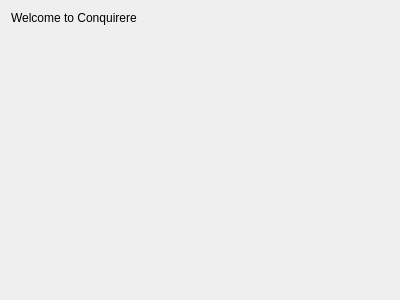
The window that src/mainui/welcomewidget.ui (KDE/conquirere) describes before a commit, drawn with Qt 5.
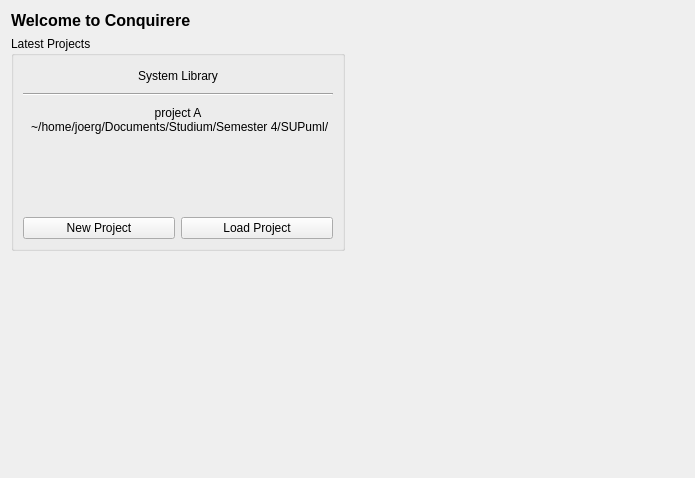
The same window after the commit.

Patch:
```diff
--- a/src/mainui/welcomewidget.ui
+++ b/src/mainui/welcomewidget.ui
@@ -6,30 +6,128 @@
    <rect>
     <x>0</x>
     <y>0</y>
-    <width>400</width>
-    <height>300</height>
+    <width>695</width>
+    <height>478</height>
    </rect>
   </property>
   <property name="windowTitle">
    <string>Form</string>
   </property>
-  <layout class="QVBoxLayout" name="verticalLayout">
+  <layout class="QVBoxLayout" name="verticalLayout_2">
    <item>
     <widget class="QLabel" name="label">
+     <property name="font">
+      <font>
+       <pointsize>12</pointsize>
+       <weight>75</weight>
+       <bold>true</bold>
+      </font>
+     </property>
      <property name="text">
       <string>Welcome to Conquirere</string>
      </property>
     </widget>
    </item>
    <item>
-    <spacer name="verticalSpacer">
+    <layout class="QHBoxLayout" name="horizontalLayout_2">
+     <item>
+      <widget class="QGroupBox" name="groupBox_2">
+       <property name="font">
+        <font>
+         <weight>50</weight>
+         <bold>false</bold>
+        </font>
+       </property>
+       <property name="title">
+        <string>Latest Projects</string>
+       </property>
+       <layout class="QVBoxLayout" name="verticalLayout">
+        <item>
+         <widget class="QPushButton" name="pushButton">
+          <property name="text">
+           <string>System Library</string>
+          </property>
+          <property name="flat">
+           <bool>true</bool>
+          </property>
+         </widget>
+        </item>
+        <item>
+         <widget class="Line" name="line">
+          <property name="orientation">
+           <enum>Qt::Horizontal</enum>
+          </property>
+         </widget>
+        </item>
+        <item>
+         <widget class="QPushButton" name="pushButton_2">
+          <property name="text">
+           <string>project A
+ ~/home/joerg/Documents/Studium/Semester 4/SUPuml/</string>
+          </property>
+          <property name="flat">
+           <bool>true</bool>
+          </property>
+         </widget>
+        </item>
+        <item>
+         <spacer name="verticalSpacer">
+          <property name="orientation">
+           <enum>Qt::Vertical</enum>
+          </property>
+          <property name="sizeHint" stdset="0">
+           <size>
+            <width>20</width>
+            <height>40</height>
+           </size>
+          </property>
+         </spacer>
+        </item>
+        <item>
+         <layout class="QHBoxLayout" name="horizontalLayout">
+          <item>
+           <widget class="QPushButton" name="pushButton_3">
+            <property name="text">
+             <string>New Project</string>
+            </property>
+           </widget>
+          </item>
+          <item>
+           <widget class="QPushButton" name="pushButton_4">
+            <property name="text">
+             <string>Load Project</string>
+            </property>
+           </widget>
+          </item>
+         </layout>
+        </item>
+       </layout>
+      </widget>
+     </item>
+     <item>
+      <spacer name="horizontalSpacer">
+       <property name="orientation">
+        <enum>Qt::Horizontal</enum>
+       </property>
+       <property name="sizeHint" stdset="0">
+        <size>
+         <width>40</width>
+         <height>20</height>
+        </size>
+       </property>
+      </spacer>
+     </item>
+    </layout>
+   </item>
+   <item>
+    <spacer name="verticalSpacer_2">
      <property name="orientation">
       <enum>Qt::Vertical</enum>
      </property>
      <property name="sizeHint" stdset="0">
       <size>
        <width>20</width>
-       <height>40</height>
+       <height>216</height>
       </size>
      </property>
     </spacer>
```
